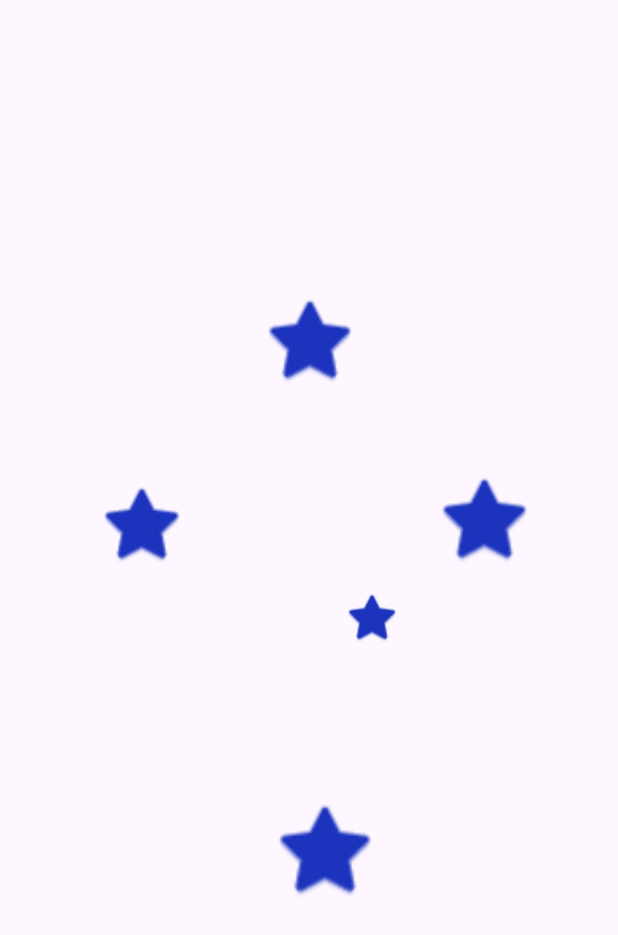
After one commit to Joaovgsn/APP-LISTA-CURSO, an Android app: the SplashActivity screen opened directly, with no data from a screen before it, on a phone screen of 412 x 824 dp. The commit adds this screen. Shown: the top 935 px of the screen. Run offline under Robolectric (Android 15) with nearby library versions, the phone set to English and light mode, and no system bars.

Commit message:
TELA SPLASH FINALIZADA

```diff
--- a/app/src/main/AndroidManifest.xml
+++ b/app/src/main/AndroidManifest.xml
@@ -14,7 +14,11 @@
         tools:targetApi="31">
         <activity
             android:name="View.MainActivity"
-            android:exported="true">
+            android:exported="true"/>
+        <activity
+            android:name="View.SplashActivity"
+            android:exported="true" >
+
             <intent-filter>
                 <action android:name="android.intent.action.MAIN" />
 
--- a/app/src/main/java/View/MainActivity.java
+++ b/app/src/main/java/View/MainActivity.java
@@ -38,6 +38,7 @@ public class MainActivity extends AppCompatActivity {
     protected void onCreate(Bundle savedInstanceState) {
         super.onCreate(savedInstanceState);
         setContentView(R.layout.activity_spinner);
+
 
 
         pessoa = new Pessoa();
--- /dev/null
+++ b/app/src/main/java/View/SplashActivity.java
@@ -0,0 +1,33 @@
+package View;
+
+import androidx.appcompat.app.AppCompatActivity;
+
+import android.content.Intent;
+import android.os.Bundle;
+import android.os.Handler;
+
+import com.example.teste04.R;
+
+public class SplashActivity extends AppCompatActivity {
+
+    public static final int Time_OUT_SPLASH = 3000;
+    @Override
+    protected void onCreate(Bundle savedInstanceState) {
+        super.onCreate(savedInstanceState);
+        setContentView(R.layout.activity_splash);
+
+        cumutarTelaSplash();
+
+    }
+    private void cumutarTelaSplash(){
+        new Handler().postDelayed(new Runnable() {
+            @Override
+            public void run() {
+                Intent TelaPrincipal = new Intent(SplashActivity.this,MainActivity.class);
+                startActivity(TelaPrincipal);
+                finish();
+            }
+        },Time_OUT_SPLASH);
+    }
+
+}
--- a/app/src/main/res/layout/activity_spinner.xml
+++ b/app/src/main/res/layout/activity_spinner.xml
@@ -7,6 +7,7 @@
     android:layout_height="match_parent"
     app:layout_constraintWidth="16dp"
     tools:context="View.MainActivity">
+
 
         <ScrollView
             android:layout_width="match_parent"
--- /dev/null
+++ b/app/src/main/res/layout/activity_splash.xml
@@ -0,0 +1,72 @@
+<?xml version="1.0" encoding="utf-8"?>
+<androidx.constraintlayout.widget.ConstraintLayout xmlns:android="http://schemas.android.com/apk/res/android"
+    xmlns:app="http://schemas.android.com/apk/res-auto"
+    xmlns:tools="http://schemas.android.com/tools"
+    android:layout_width="match_parent"
+    android:layout_height="match_parent"
+    tools:context="View.SplashActivity">
+
+    <ImageView
+        android:id="@+id/imageView4"
+        android:layout_width="68dp"
+        android:layout_height="66dp"
+        app:layout_constraintBottom_toBottomOf="parent"
+        app:layout_constraintEnd_toEndOf="parent"
+        app:layout_constraintStart_toStartOf="parent"
+        app:layout_constraintTop_toTopOf="parent"
+        app:layout_constraintVertical_bias="0.255"
+        app:srcCompat="@android:drawable/btn_star_big_off"
+        app:tint="@color/blue" />
+
+    <ImageView
+        android:id="@+id/imageView5"
+        android:layout_width="67dp"
+        android:layout_height="67dp"
+        app:layout_constraintBottom_toBottomOf="parent"
+        app:layout_constraintEnd_toEndOf="parent"
+        app:layout_constraintHorizontal_bias="0.837"
+        app:layout_constraintStart_toStartOf="parent"
+        app:layout_constraintTop_toTopOf="parent"
+        app:layout_constraintVertical_bias="0.412"
+        app:srcCompat="@android:drawable/btn_star_big_off"
+        app:tint="@color/blue" />
+
+    <ImageView
+        android:id="@+id/imageView7"
+        android:layout_width="73dp"
+        android:layout_height="73dp"
+        app:layout_constraintBottom_toBottomOf="parent"
+        app:layout_constraintEnd_toEndOf="parent"
+        app:layout_constraintHorizontal_bias="0.529"
+        app:layout_constraintStart_toStartOf="parent"
+        app:layout_constraintTop_toTopOf="parent"
+        app:layout_constraintVertical_bias="0.705"
+        app:srcCompat="@android:drawable/btn_star_big_off"
+        app:tint="@color/blue" />
+
+    <ImageView
+        android:id="@+id/imageView6"
+        android:layout_width="38dp"
+        android:layout_height="44dp"
+        app:layout_constraintBottom_toBottomOf="parent"
+        app:layout_constraintEnd_toEndOf="parent"
+        app:layout_constraintHorizontal_bias="0.611"
+        app:layout_constraintStart_toStartOf="parent"
+        app:layout_constraintTop_toTopOf="parent"
+        app:layout_constraintVertical_bias="0.499"
+        app:srcCompat="@android:drawable/btn_star_big_off"
+        app:tint="@color/blue" />
+
+    <ImageView
+        android:id="@+id/imageView3"
+        android:layout_width="60dp"
+        android:layout_height="62dp"
+        app:layout_constraintBottom_toBottomOf="parent"
+        app:layout_constraintEnd_toEndOf="parent"
+        app:layout_constraintHorizontal_bias="0.182"
+        app:layout_constraintStart_toStartOf="parent"
+        app:layout_constraintTop_toTopOf="parent"
+        app:layout_constraintVertical_bias="0.417"
+        app:srcCompat="@android:drawable/btn_star_big_off"
+        app:tint="@color/blue" />
+</androidx.constraintlayout.widget.ConstraintLayout>
```
